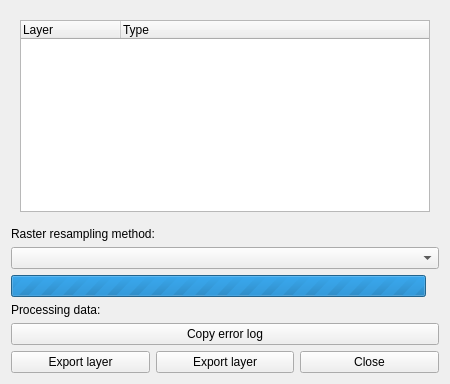
The window that dlg_importLayer.ui (LESPROJEKT/qgis-layman-plugin) describes before a commit, drawn with Qt 5.
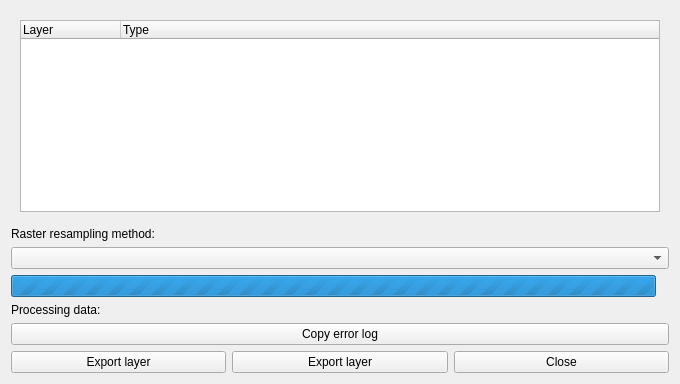
The same window after the commit. Icons and pictures are not drawn.

Commit message: fix timeseries widget

What changed in the file:
```diff
--- a/dlg_importLayer.ui
+++ b/dlg_importLayer.ui
@@ -7,7 +7,7 @@
   </property>
   <property name="minimumSize">
    <size>
-    <width>450</width>
+    <width>680</width>
     <height>320</height>
    </size>
   </property>
```
The commit also changes 1 other file.
